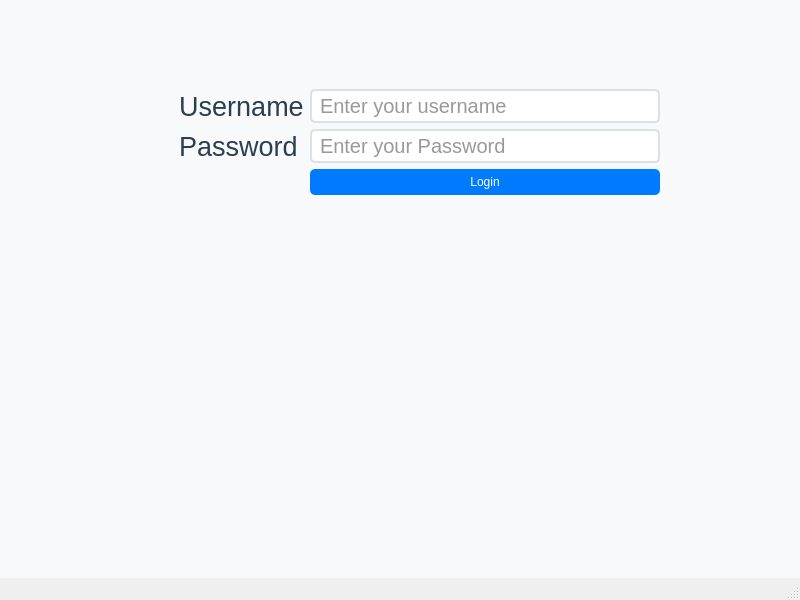
PocketLib-Devs/PocketLib, file mainwindow.ui: the form before one commit.
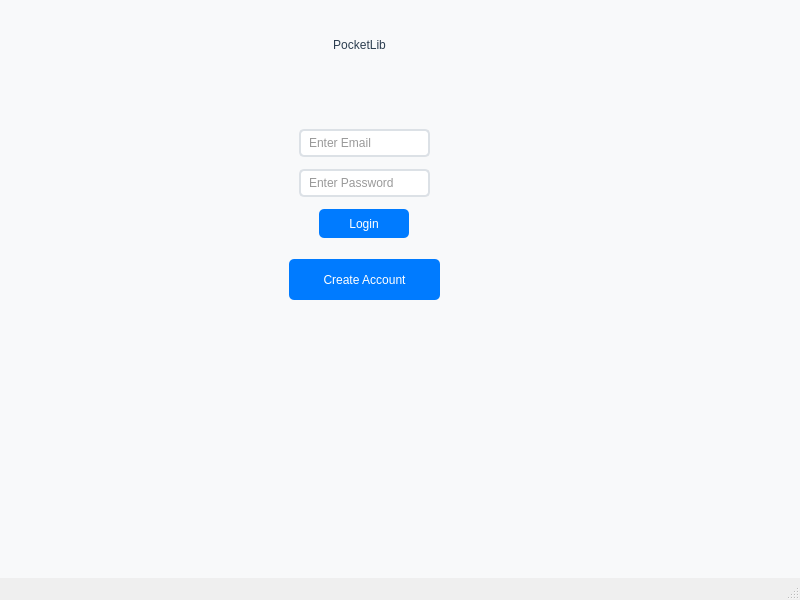
The form after the commit. The open tabs and pages were chosen to show the change.

The edit to the form file:
```diff
--- a/mainwindow.ui
+++ b/mainwindow.ui
@@ -65,83 +65,177 @@
       <property name="currentIndex">
        <number>0</number>
       </property>
-      <widget class="QWidget" name="page">
-       <widget class="QWidget" name="formLayoutWidget">
+      <widget class="QWidget" name="loginPage">
+       <widget class="QLineEdit" name="usernameBox">
         <property name="geometry">
          <rect>
-          <x>170</x>
-          <y>80</y>
-          <width>481</width>
-          <height>331</height>
+          <x>290</x>
+          <y>120</y>
+          <width>131</width>
+          <height>28</height>
          </rect>
         </property>
-        <layout class="QFormLayout" name="formLayout">
-         <item row="0" column="0">
-          <widget class="QLabel" name="label">
-           <property name="font">
-            <font>
-             <pointsize>20</pointsize>
-            </font>
-           </property>
-           <property name="text">
-            <string>Username</string>
-           </property>
-           <property name="alignment">
-            <set>Qt::AlignmentFlag::AlignCenter</set>
-           </property>
-          </widget>
-         </item>
-         <item row="1" column="1">
-          <widget class="QLineEdit" name="passwordBox">
-           <property name="font">
-            <font>
-             <pointsize>15</pointsize>
-            </font>
-           </property>
-           <property name="echoMode">
-            <enum>QLineEdit::EchoMode::Password</enum>
-           </property>
-           <property name="placeholderText">
-            <string>Enter your Password</string>
-           </property>
-          </widget>
-         </item>
-         <item row="1" column="0">
-          <widget class="QLabel" name="label_2">
-           <property name="font">
-            <font>
-             <pointsize>20</pointsize>
-            </font>
-           </property>
-           <property name="text">
-            <string>Password</string>
-           </property>
-          </widget>
-         </item>
-         <item row="0" column="1">
-          <widget class="QLineEdit" name="usernameBox">
-           <property name="font">
-            <font>
-             <pointsize>15</pointsize>
-            </font>
-           </property>
-           <property name="placeholderText">
-            <string>Enter your username</string>
-           </property>
-          </widget>
-         </item>
-         <item row="2" column="1">
-          <widget class="QPushButton" name="pushButton">
-           <property name="text">
-            <string>Login</string>
-           </property>
-          </widget>
-         </item>
-        </layout>
+        <property name="placeholderText">
+         <string>Enter Email</string>
+        </property>
        </widget>
+       <widget class="QLineEdit" name="passwordBox">
+        <property name="geometry">
+         <rect>
+          <x>290</x>
+          <y>160</y>
+          <width>131</width>
+          <height>28</height>
+         </rect>
+        </property>
+        <property name="echoMode">
+         <enum>QLineEdit::EchoMode::Password</enum>
+        </property>
+        <property name="placeholderText">
+         <string>Enter Password</string>
+        </property>
+       </widget>
+       <widget class="QPushButton" name="loginButton">
+        <property name="geometry">
+         <rect>
+          <x>310</x>
+          <y>200</y>
+          <width>90</width>
+          <height>29</height>
+         </rect>
+        </property>
+        <property name="text">
+         <string>Login</string>
+        </property>
+       </widget>
+       <widget class="QLabel" name="appLabel">
+        <property name="geometry">
+         <rect>
+          <x>300</x>
+          <y>20</y>
+          <width>101</width>
+          <height>31</height>
+         </rect>
+        </property>
+        <property name="text">
+         <string>PocketLib</string>
+        </property>
+        <property name="alignment">
+         <set>Qt::AlignmentFlag::AlignCenter</set>
+        </property>
+       </widget>
+       <widget class="QPushButton" name="openRegisterButton">
+        <property name="geometry">
+         <rect>
+          <x>280</x>
+          <y>250</y>
+          <width>151</width>
+          <height>41</height>
+         </rect>
+        </property>
+        <property name="text">
+         <string>Create Account</string>
+        </property>
+       </widget>
       </widget>
-      <widget class="QWidget" name="page_3"/>
-      <widget class="QWidget" name="page_2"/>
+      <widget class="QWidget" name="registerPage">
+       <widget class="QLineEdit" name="nameBox">
+        <property name="geometry">
+         <rect>
+          <x>250</x>
+          <y>90</y>
+          <width>171</width>
+          <height>31</height>
+         </rect>
+        </property>
+        <property name="placeholderText">
+         <string>Full Name</string>
+        </property>
+       </widget>
+       <widget class="QLineEdit" name="registerPasswordBox">
+        <property name="geometry">
+         <rect>
+          <x>250</x>
+          <y>170</y>
+          <width>171</width>
+          <height>31</height>
+         </rect>
+        </property>
+        <property name="echoMode">
+         <enum>QLineEdit::EchoMode::Password</enum>
+        </property>
+        <property name="placeholderText">
+         <string>Password</string>
+        </property>
+       </widget>
+       <widget class="QLineEdit" name="registerEmailBox">
+        <property name="geometry">
+         <rect>
+          <x>250</x>
+          <y>130</y>
+          <width>171</width>
+          <height>31</height>
+         </rect>
+        </property>
+        <property name="placeholderText">
+         <string>Email</string>
+        </property>
+       </widget>
+       <widget class="QPushButton" name="registerButton">
+        <property name="geometry">
+         <rect>
+          <x>290</x>
+          <y>220</y>
+          <width>90</width>
+          <height>29</height>
+         </rect>
+        </property>
+        <property name="text">
+         <string>Register</string>
+        </property>
+       </widget>
+       <widget class="QPushButton" name="backToLoginButton">
+        <property name="geometry">
+         <rect>
+          <x>290</x>
+          <y>260</y>
+          <width>90</width>
+          <height>29</height>
+         </rect>
+        </property>
+        <property name="text">
+         <string>Back</string>
+        </property>
+       </widget>
+      </widget>
+      <widget class="QWidget" name="dashboardPage">
+       <widget class="QLabel" name="label">
+        <property name="geometry">
+         <rect>
+          <x>260</x>
+          <y>-10</y>
+          <width>171</width>
+          <height>101</height>
+         </rect>
+        </property>
+        <property name="text">
+         <string>Library Dashboard</string>
+        </property>
+       </widget>
+       <widget class="QPushButton" name="logoutButton">
+        <property name="geometry">
+         <rect>
+          <x>330</x>
+          <y>440</y>
+          <width>90</width>
+          <height>29</height>
+         </rect>
+        </property>
+        <property name="text">
+         <string>Logout</string>
+        </property>
+       </widget>
+      </widget>
      </widget>
     </item>
    </layout>
```
Left out of the diff: 2 changed lines with no effect on the pictures.
